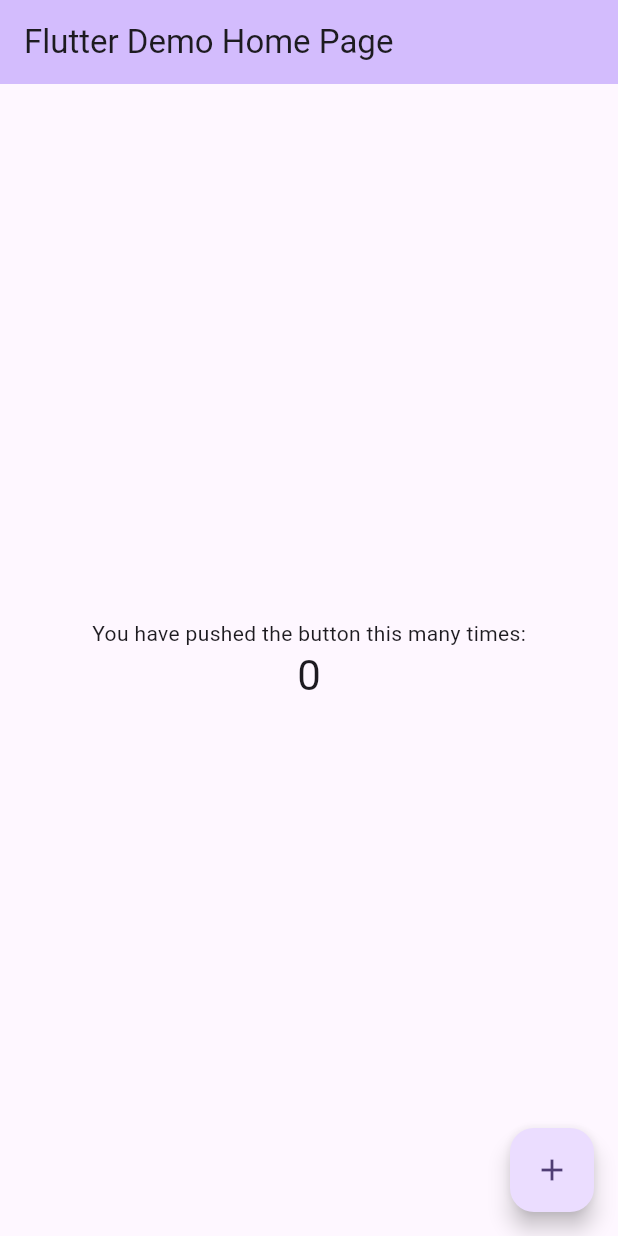
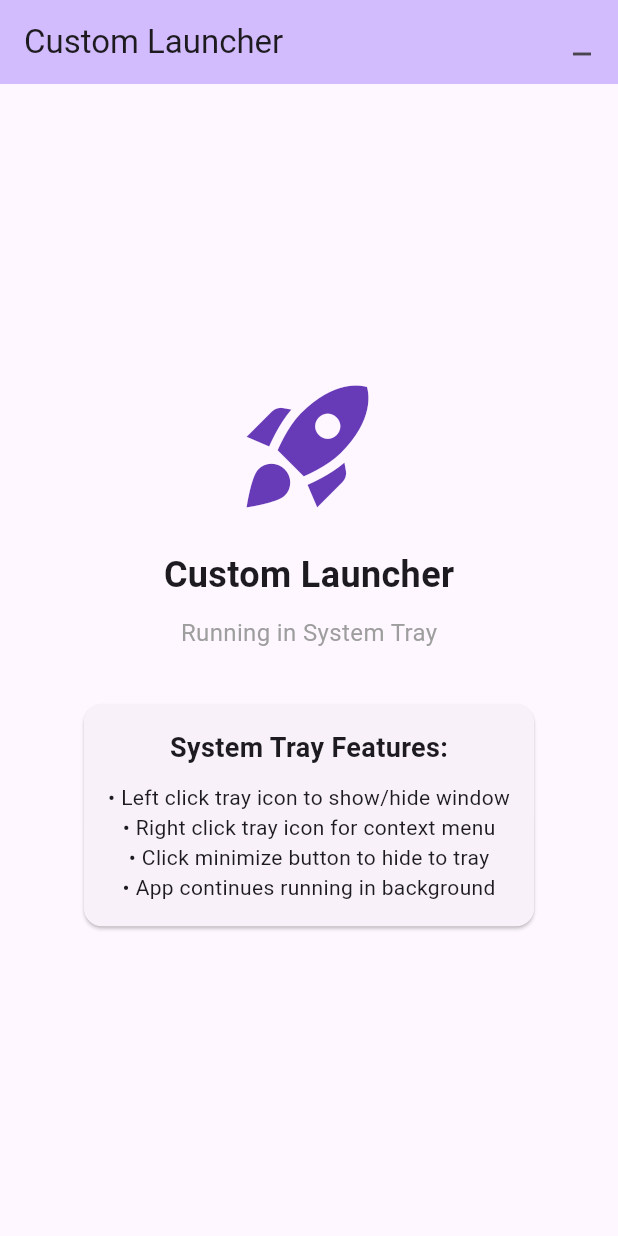
Before and after one commit to NewChoBo/custom_launcher, a Flutter app: the screen it shows after launch, on a phone screen of 412 x 824 dp. Run offline on Flutter 3.47's test engine with Material 3 defaults, Android fonts, the phone set to English and light mode, and no system bars; missing offline and left inert: system_tray, window_manager; statements that could not run were skipped.

Commit message:
feat: 시스템 트레이 적용

```diff
--- a/lib/main.dart
+++ b/lib/main.dart
@@ -1,51 +1,158 @@
 import 'package:flutter/material.dart';
+import 'package:system_tray/system_tray.dart';
+import 'package:window_manager/window_manager.dart';
+import 'dart:io';
 
-void main() {
+Future<void> main() async {
+  WidgetsFlutterBinding.ensureInitialized();
+  // Initialize window manager for desktop platforms
+  if (Platform.isWindows || Platform.isLinux || Platform.isMacOS) {
+    await windowManager.ensureInitialized();
+
+    WindowOptions windowOptions = const WindowOptions(
+      size: Size(800, 600),
+      center: true,
+      backgroundColor: Colors.transparent,
+      skipTaskbar: true, // This prevents showing in taskbar
+      titleBarStyle: TitleBarStyle.normal,
+    );
+
+    windowManager.waitUntilReadyToShow(windowOptions, () async {
+      await windowManager.show();
+      await windowManager.focus();
+      await windowManager.setPreventClose(
+        true,
+      ); // Prevent close to enable hiding to tray
+    });
+  }
+
   runApp(const MyApp());
 }
 
-class MyApp extends StatelessWidget {
+class MyApp extends StatefulWidget {
   const MyApp({super.key});
 
-  // This widget is the root of your application.
+  @override
+  State<MyApp> createState() => _MyAppState();
+}
+
+class _MyAppState extends State<MyApp> with WindowListener {
+  final SystemTray _systemTray = SystemTray();
+
+  @override
+  void initState() {
+    super.initState();
+    windowManager.addListener(this);
+    _initSystemTray();
+  }
+
+  @override
+  void dispose() {
+    windowManager.removeListener(this);
+    super.dispose();
+  }
+
+  Future<void> _initSystemTray() async {
+    // NOTE [Copilot]: Create a simple icon programmatically for demo
+    // For production, use proper platform-specific icon files
+
+    try {
+      // Use platform-appropriate icon files
+      String iconPath = Platform.isWindows
+          ? 'assets/icons/app_icon.ico' // Windows ICO format
+          : Platform.isMacOS
+          ? 'assets/icons/app_icon.icns' // macOS ICNS format
+          : 'assets/icons/app_icon.png'; // Linux PNG format
+
+      // Initialize the system tray
+      await _systemTray.initSystemTray(
+        title: "Custom Launcher",
+        iconPath: iconPath,
+        toolTip: "Custom Launcher - Click to show/hide",
+      );
+
+      // Create context menu
+      final Menu menu = Menu();
+      await menu.buildFrom([
+        MenuItemLabel(
+          label: 'Show Window',
+          onClicked: (menuItem) => _showWindow(),
+        ),
+        MenuItemLabel(
+          label: 'Hide Window',
+          onClicked: (menuItem) => _hideWindow(),
+        ),
+        MenuSeparator(),
+        MenuItemLabel(
+          label: 'Exit',
+          onClicked: (menuItem) => _exitApplication(),
+        ),
+      ]);
+
+      // Set context menu
+      await _systemTray.setContextMenu(menu);
+
+      // Register system tray event
+      _systemTray.registerSystemTrayEventHandler((eventName) {
+        debugPrint("eventName: $eventName");
+        if (eventName == kSystemTrayEventClick) {
+          _toggleWindow();
+        } else if (eventName == kSystemTrayEventRightClick) {
+          _systemTray.popUpContextMenu();
+        }
+      });
+    } catch (e) {
+      debugPrint('Error initializing system tray: $e');
+    }
+  }
+
+  Future<void> _showWindow() async {
+    await windowManager.show();
+    await windowManager.focus();
+  }
+
+  Future<void> _hideWindow() async {
+    await windowManager.hide();
+  }
+
+  Future<void> _toggleWindow() async {
+    bool isVisible = await windowManager.isVisible();
+    if (isVisible) {
+      await _hideWindow();
+    } else {
+      await _showWindow();
+    }
+  }
+
+  Future<void> _exitApplication() async {
+    await _systemTray.destroy();
+    exit(0);
+  }
+
+  @override
+  void onWindowClose() async {
+    // Hide window instead of closing when user clicks X
+    bool isPreventClose = await windowManager.isPreventClose();
+    if (isPreventClose) {
+      await _hideWindow();
+    }
+  }
+
   @override
   Widget build(BuildContext context) {
     return MaterialApp(
-      title: 'Flutter Demo',
+      title: 'Custom Launcher',
       theme: ThemeData(
-        // This is the theme of your application.
-        //
-        // TRY THIS: Try running your application with "flutter run". You'll see
-        // the application has a purple toolbar. Then, without quitting the app,
-        // try changing the seedColor in the colorScheme below to Colors.green
-        // and then invoke "hot reload" (save your changes or press the "hot
-        // reload" button in a Flutter-supported IDE, or press "r" if you used
-        // the command line to start the app).
-        //
-        // Notice that the counter didn't reset back to zero; the application
-        // state is not lost during the reload. To reset the state, use hot
-        // restart instead.
-        //
-        // This works for code too, not just values: Most code changes can be
-        // tested with just a hot reload.
         colorScheme: ColorScheme.fromSeed(seedColor: Colors.deepPurple),
+        useMaterial3: true,
       ),
-      home: const MyHomePage(title: 'Flutter Demo Home Page'),
+      home: const MyHomePage(title: 'Custom Launcher'),
     );
   }
 }
 
 class MyHomePage extends StatefulWidget {
   const MyHomePage({super.key, required this.title});
-
-  // This widget is the home page of your application. It is stateful, meaning
-  // that it has a State object (defined below) that contains fields that affect
-  // how it looks.
-
-  // This class is the configuration for the state. It holds the values (in this
-  // case the title) provided by the parent (in this case the App widget) and
-  // used by the build method of the State. Fields in a Widget subclass are
-  // always marked "final".
 
   final String title;
 
@@ -54,69 +161,63 @@
 }
 
 class _MyHomePageState extends State<MyHomePage> {
-  int _counter = 0;
-
-  void _incrementCounter() {
-    setState(() {
-      // This call to setState tells the Flutter framework that something has
-      // changed in this State, which causes it to rerun the build method below
-      // so that the display can reflect the updated values. If we changed
-      // _counter without calling setState(), then the build method would not be
-      // called again, and so nothing would appear to happen.
-      _counter++;
-    });
-  }
-
   @override
   Widget build(BuildContext context) {
-    // This method is rerun every time setState is called, for instance as done
-    // by the _incrementCounter method above.
-    //
-    // The Flutter framework has been optimized to make rerunning build methods
-    // fast, so that you can just rebuild anything that needs updating rather
-    // than having to individually change instances of widgets.
     return Scaffold(
       appBar: AppBar(
-        // TRY THIS: Try changing the color here to a specific color (to
-        // Colors.amber, perhaps?) and trigger a hot reload to see the AppBar
-        // change color while the other colors stay the same.
         backgroundColor: Theme.of(context).colorScheme.inversePrimary,
-        // Here we take the value from the MyHomePage object that was created by
-        // the App.build method, and use it to set our appbar title.
         title: Text(widget.title),
+        actions: [
+          IconButton(
+            icon: const Icon(Icons.minimize),
+            onPressed: () async {
+              await windowManager.hide();
+            },
+            tooltip: 'Hide to System Tray',
+          ),
+        ],
       ),
-      body: Center(
-        // Center is a layout widget. It takes a single child and positions it
-        // in the middle of the parent.
+      body: const Center(
         child: Column(
-          // Column is also a layout widget. It takes a list of children and
-          // arranges them vertically. By default, it sizes itself to fit its
-          // children horizontally, and tries to be as tall as its parent.
-          //
-          // Column has various properties to control how it sizes itself and
-          // how it positions its children. Here we use mainAxisAlignment to
-          // center the children vertically; the main axis here is the vertical
-          // axis because Columns are vertical (the cross axis would be
-          // horizontal).
-          //
-          // TRY THIS: Invoke "debug painting" (choose the "Toggle Debug Paint"
-          // action in the IDE, or press "p" in the console), to see the
-          // wireframe for each widget.
           mainAxisAlignment: MainAxisAlignment.center,
           children: <Widget>[
-            const Text('You have pushed the button this many times:'),
+            Icon(Icons.rocket_launch, size: 100, color: Colors.deepPurple),
+            SizedBox(height: 20),
             Text(
-              '$_counter',
-              style: Theme.of(context).textTheme.headlineMedium,
+              'Custom Launcher',
+              style: TextStyle(fontSize: 24, fontWeight: FontWeight.bold),
+            ),
+            SizedBox(height: 10),
+            Text(
+              'Running in System Tray',
+              style: TextStyle(fontSize: 16, color: Colors.grey),
+            ),
+            SizedBox(height: 20),
+            Card(
+              margin: EdgeInsets.all(16),
+              child: Padding(
+                padding: EdgeInsets.all(16),
+                child: Column(
+                  children: [
+                    Text(
+                      'System Tray Features:',
+                      style: TextStyle(
+                        fontSize: 18,
+                        fontWeight: FontWeight.bold,
+                      ),
+                    ),
+                    SizedBox(height: 10),
+                    Text('• Left click tray icon to show/hide window'),
+                    Text('• Right click tray icon for context menu'),
+                    Text('• Click minimize button to hide to tray'),
+                    Text('• App continues running in background'),
+                  ],
+                ),
+              ),
             ),
           ],
         ),
       ),
-      floatingActionButton: FloatingActionButton(
-        onPressed: _incrementCounter,
-        tooltip: 'Increment',
-        child: const Icon(Icons.add),
-      ), // This trailing comma makes auto-formatting nicer for build methods.
     );
   }
 }
```
Also changed, not shown: lib/icon_generator.dart (added, +56 -0 lines), pubspec.yaml (+8 -3 lines), pubspec.lock, 7 other files.
